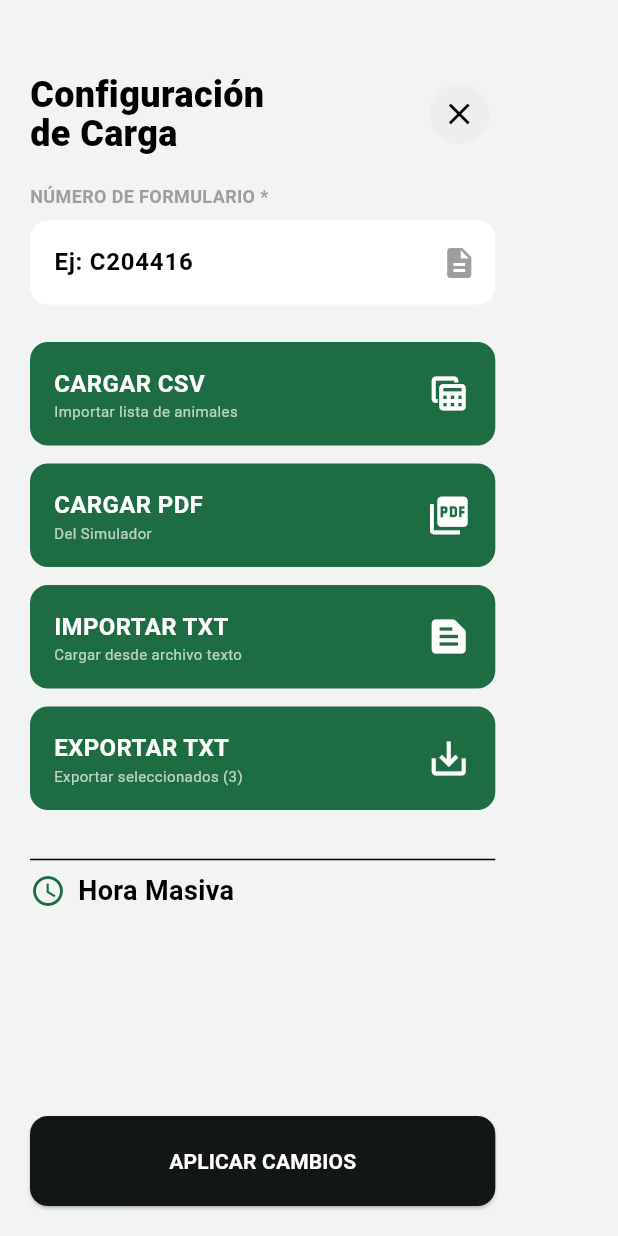
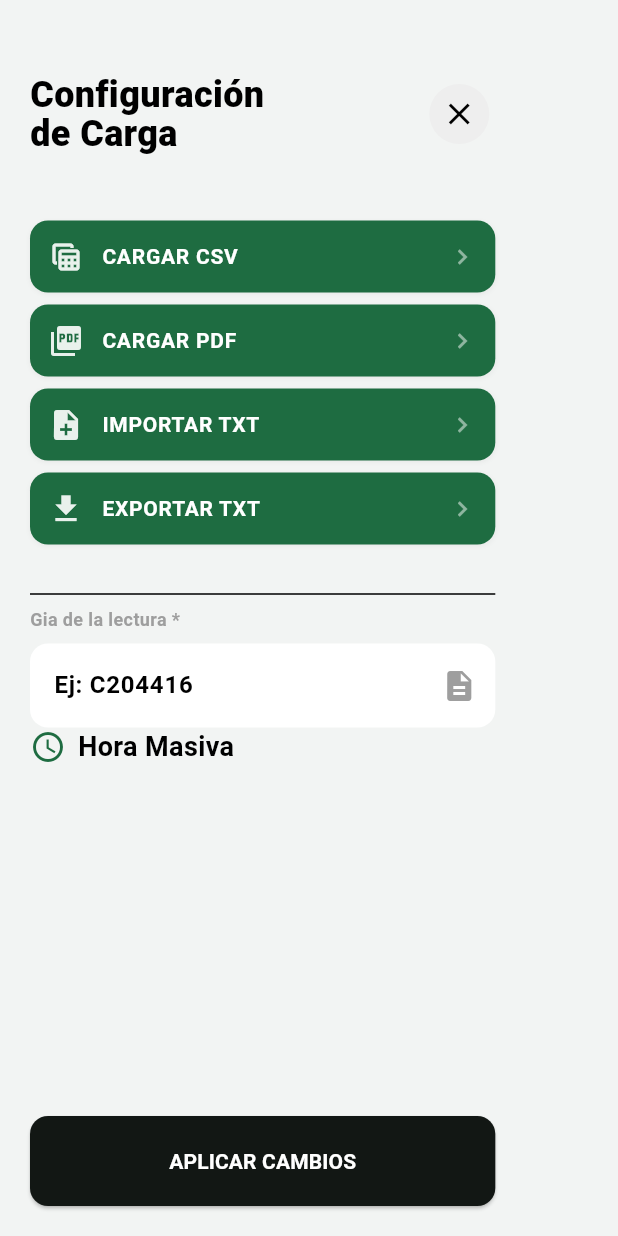
Before and after one commit to AryGimenez/FormatearCaravana, a Flutter app: the ConfigDrawer widget shown alone on an empty page, opened directly, on a phone screen of 412 x 824 dp. Run offline on Flutter 3.47's test engine with Material 3 defaults, Android fonts, the light colour scheme and no system bars; our stand-ins replace csv, file_picker, share_plus; missing offline and left inert: syncfusion_flutter_pdf.

Commit message:
Voy a festructurar el config_drawer para agregar las nuevas funciones de modificacion masiva

```diff
--- a/fonten_flutter/lib/screens/config_drawer/config_drawer.dart
+++ b/fonten_flutter/lib/screens/config_drawer/config_drawer.dart
@@ -43,13 +43,61 @@ class ConfigDrawer extends StatelessWidget {
             child: ListView(
               padding: const EdgeInsets.symmetric(horizontal: 20),
               children: [
-                // Número de Formulario ---
-                const Text("NÚMERO DE FORMULARIO *", // <!> Esto no va tengo qeu cambiar el texto
+
+                const SizedBox(height: 25),
+
+                // Boton de Carga (CSV) ----
+                _buildActionButton(
+                  label: "CARGAR CSV",
+                  icon: Icons.table_view,
+                  onTap: () => handler.cargarArchivoCsv(),
+                ),
+                const SizedBox(height: 8),
+
+                // Boton de Carga (PDF) ----
+                _buildActionButton(
+                  label: "CARGAR PDF",
+                  icon: Icons.picture_as_pdf,
+                  onTap: () => handler.cargarArchivoPdf(),
+                ),
+
+                // Boton de Carga (TXT) ----
+                const SizedBox(height: 8),
+                _buildActionButton(
+                  label: "IMPORTAR TXT",
+                  icon: Icons.note_add,
+                  onTap: () => handler.cargarArchivoTxt(),
+                ),
+
+                // Boton de Exportar (TXT) ----
+                const SizedBox(height: 8),
+                _buildActionButton(
+                  label: "EXPORTAR TXT",
+                  icon: Icons.download,
+                  onTap: handler.totalCaravanasSeleccionadas > 0
+                      ? () => handler.exportarArchivoTxt()
+                      : null,
+                  color: handler.totalCaravanasSeleccionadas > 0
+                      ? null
+                      : Colors.grey,
+                ),
+
+                const SizedBox(height: 25),
+                const Divider(),
+              // <!> De aca para bajo me gustaria separar estas opciones con un cadro o algo no se com que se sepa que esto es para modificar los camos de las caravanas seleccinadas
+                // Gia de la lectura Cartel ---
+                const Text(
+                    "Gia de la lectura *", // <!> Esto no va tengo qeu cambiar el texto
                     style: TextStyle(
                         fontSize: 12,
                         fontWeight: FontWeight.bold,
                         color: Colors.grey)),
+
                 const SizedBox(height: 8),
+
+                // const SizedBox(height: 25), //
+                // const Divider(),
+
                 // Gia a asignar --------
                 TextField(
                   //<!> Cambiar de color mas claro
@@ -67,52 +115,6 @@ class ConfigDrawer extends StatelessWidget {
                   style: const TextStyle(fontWeight: FontWeight.bold),
                 ),
 
-                const SizedBox(height: 25),
-
-                // Boton de Carga (CSV) ----
-                _buildActionButton(
-                  label: "CARGAR CSV",
-                  sub: "Importar lista de animales",
-                  icon: Icons.table_view,
-                  onTap: () => handler.cargarArchivoCsv(),
-                ),
-                // Boton de Carga (PDF) ----
-                const SizedBox(height: 12),
-                _buildActionButton(
-                  label: "CARGAR PDF",
-                  sub: "Del Simulador",
-                  icon: Icons.picture_as_pdf,
-                  onTap: () {handler.cargarArchivoPdf();},
-                ),
-
-                // Boton de Carga (TXT) ----
-                const SizedBox(height: 12),
-                _buildActionButton(
-                  label: "IMPORTAR TXT",
-                  sub: "Cargar desde archivo texto",
-                  icon: Icons.text_snippet,
-                  onTap: () => handler.cargarArchivoTxt(),
-                ),
-
-                // Boton de Exportar (TXT) GENERA EL ARCHIVO  ----
-                const SizedBox(height: 12),
-                _buildActionButton(
-                  label: "EXPORTAR TXT",
-                  sub: handler.totalCaravanasSeleccionadas > 0
-                      ? "Exportar seleccionados (${handler.totalCaravanasSeleccionadas})"
-                      : "Seleccione items para exportar",
-                  icon: Icons.save_alt,
-                  onTap: handler.totalCaravanasSeleccionadas > 0
-                      ? () => handler.exportarArchivoTxt()
-                      : null,
-                  color: handler.totalCaravanasSeleccionadas > 0
-                      ? AppTheme.primary
-                      : Colors.grey,
-                ),
-
-                const SizedBox(height: 25),
-                const Divider(),
-
                 // Sección de Hora Masiva
                 const Row(
                   children: [
@@ -124,6 +126,8 @@ class ConfigDrawer extends StatelessWidget {
                   ],
                 ),
                 // Aquí irían los controles de selector de hora que dibujaste...
+
+
               ],
             ),
           ),
@@ -152,13 +156,10 @@ class ConfigDrawer extends StatelessWidget {
     );
   }
 
-
-
   //<!> Esto tengo que cambiarlo para que el formato de los botones se mas pequiene ocupa mucho espacio
 
   Widget _buildActionButton(
       {required String label,
-      required String sub,
       required IconData icon,
       required VoidCallback? onTap,
       Color? color}) {
@@ -166,27 +167,34 @@ class ConfigDrawer extends StatelessWidget {
       onTap: onTap,
       borderRadius: BorderRadius.circular(12),
       child: Container(
-        padding: const EdgeInsets.all(16),
+        padding: const EdgeInsets.all(12),
         decoration: BoxDecoration(
-            color: color ?? AppTheme.primary,
-            borderRadius: BorderRadius.circular(12)),
+          color: color ?? AppTheme.primary,
+          borderRadius: BorderRadius.circular(12),
+          boxShadow: [
+            BoxShadow(
+              color: Colors.black.withOpacity(0.05),
+              blurRadius: 2,
+              offset: const Offset(0, 1),
+            )
+          ],
+        ),
         child: Row(
-          mainAxisAlignment: MainAxisAlignment.spaceBetween,
           children: [
-            Column(
-              crossAxisAlignment: CrossAxisAlignment.start,
-              children: [
-                Text(label,
-                    style: const TextStyle(
-                        color: Colors.white,
-                        fontWeight: FontWeight.bold,
-                        fontSize: 16)),
-                Text(sub,
-                    style:
-                        const TextStyle(color: Colors.white70, fontSize: 10)),
-              ],
+            Icon(icon, color: Colors.white.withOpacity(0.9), size: 24),
+            const SizedBox(width: 12),
+            Text(
+              label,
+              style: const TextStyle(
+                color: Colors.white,
+                fontWeight: FontWeight.bold,
+                fontSize: 14,
+                letterSpacing: 0.5,
+              ),
             ),
-            Icon(icon, color: Colors.white, size: 30),
+            const Spacer(),
+            Icon(Icons.chevron_right,
+                color: Colors.white.withOpacity(0.5), size: 20),
           ],
         ),
       ),
```
Also changed, not shown: 1 other file.
